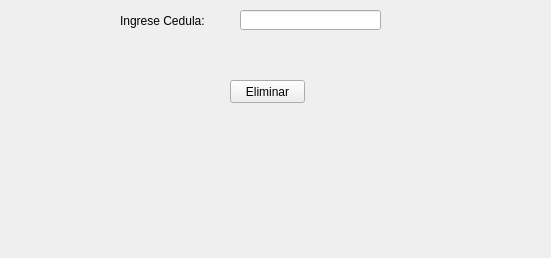
Above: formdeleteuser.ui from ottodevs/project-biblioteca before the change. Below: the same form after it.
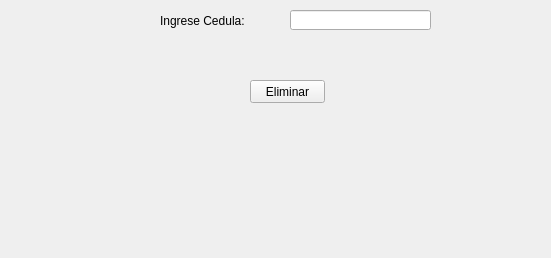
That is the form after the change.

What changed in the file:
```diff
--- a/formdeleteuser.ui
+++ b/formdeleteuser.ui
@@ -16,7 +16,7 @@
   <widget class="QLabel" name="lbCedula">
    <property name="geometry">
     <rect>
-     <x>120</x>
+     <x>160</x>
      <y>10</y>
      <width>111</width>
      <height>21</height>
@@ -29,7 +29,7 @@
   <widget class="QLineEdit" name="leCedula">
    <property name="geometry">
     <rect>
-     <x>240</x>
+     <x>290</x>
      <y>10</y>
      <width>141</width>
      <height>20</height>
@@ -39,7 +39,7 @@
   <widget class="QPushButton" name="btnAceptar">
    <property name="geometry">
     <rect>
-     <x>230</x>
+     <x>250</x>
      <y>80</y>
      <width>75</width>
      <height>23</height>
```
